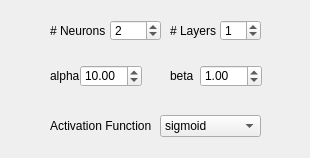
The window that _AlgorithmsPlugins/LinearMethods/paramsMLP.ui (b4silio/MLDemos) describes before a commit, drawn with Qt 5.
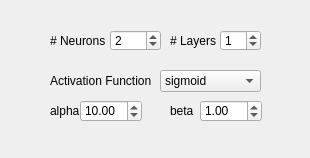
The same window after the commit.

```diff
--- a/_AlgorithmsPlugins/LinearMethods/paramsMLP.ui
+++ b/_AlgorithmsPlugins/LinearMethods/paramsMLP.ui
@@ -17,7 +17,7 @@
    <property name="geometry">
     <rect>
      <x>50</x>
-     <y>115</y>
+     <y>70</y>
      <width>101</width>
      <height>21</height>
     </rect>
@@ -35,7 +35,7 @@
    <property name="geometry">
     <rect>
      <x>80</x>
-     <y>65</y>
+     <y>100</y>
      <width>62</width>
      <height>22</height>
     </rect>
@@ -58,7 +58,7 @@
    <property name="geometry">
     <rect>
      <x>170</x>
-     <y>65</y>
+     <y>100</y>
      <width>31</width>
      <height>21</height>
     </rect>
@@ -76,7 +76,7 @@
    <property name="geometry">
     <rect>
      <x>160</x>
-     <y>115</y>
+     <y>70</y>
      <width>101</width>
      <height>22</height>
     </rect>
@@ -99,7 +99,7 @@
    <property name="geometry">
     <rect>
      <x>220</x>
-     <y>20</y>
+     <y>30</y>
      <width>41</width>
      <height>21</height>
     </rect>
@@ -121,7 +121,7 @@
    <property name="geometry">
     <rect>
      <x>50</x>
-     <y>20</y>
+     <y>30</y>
      <width>61</width>
      <height>21</height>
     </rect>
@@ -139,7 +139,7 @@
    <property name="geometry">
     <rect>
      <x>170</x>
-     <y>20</y>
+     <y>30</y>
      <width>51</width>
      <height>21</height>
     </rect>
@@ -157,7 +157,7 @@
    <property name="geometry">
     <rect>
      <x>200</x>
-     <y>65</y>
+     <y>100</y>
      <width>62</width>
      <height>22</height>
     </rect>
@@ -180,7 +180,7 @@
    <property name="geometry">
     <rect>
      <x>50</x>
-     <y>65</y>
+     <y>100</y>
      <width>31</width>
      <height>21</height>
     </rect>
@@ -198,7 +198,7 @@
    <property name="geometry">
     <rect>
      <x>110</x>
-     <y>20</y>
+     <y>30</y>
      <width>51</width>
      <height>21</height>
     </rect>
```
